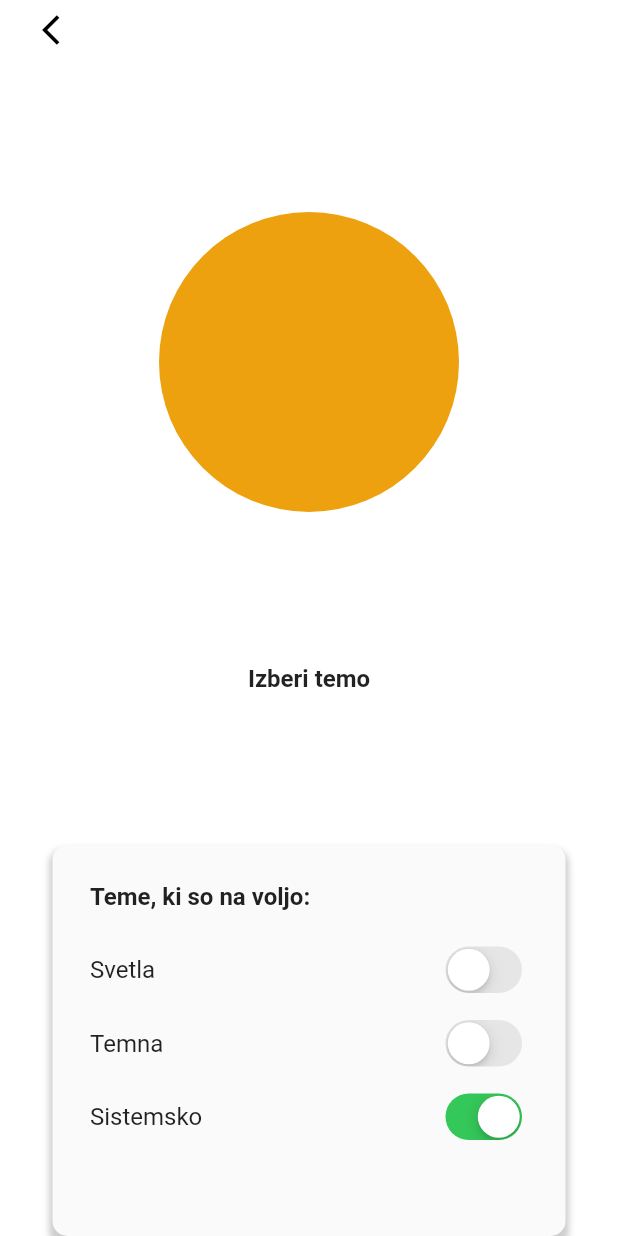
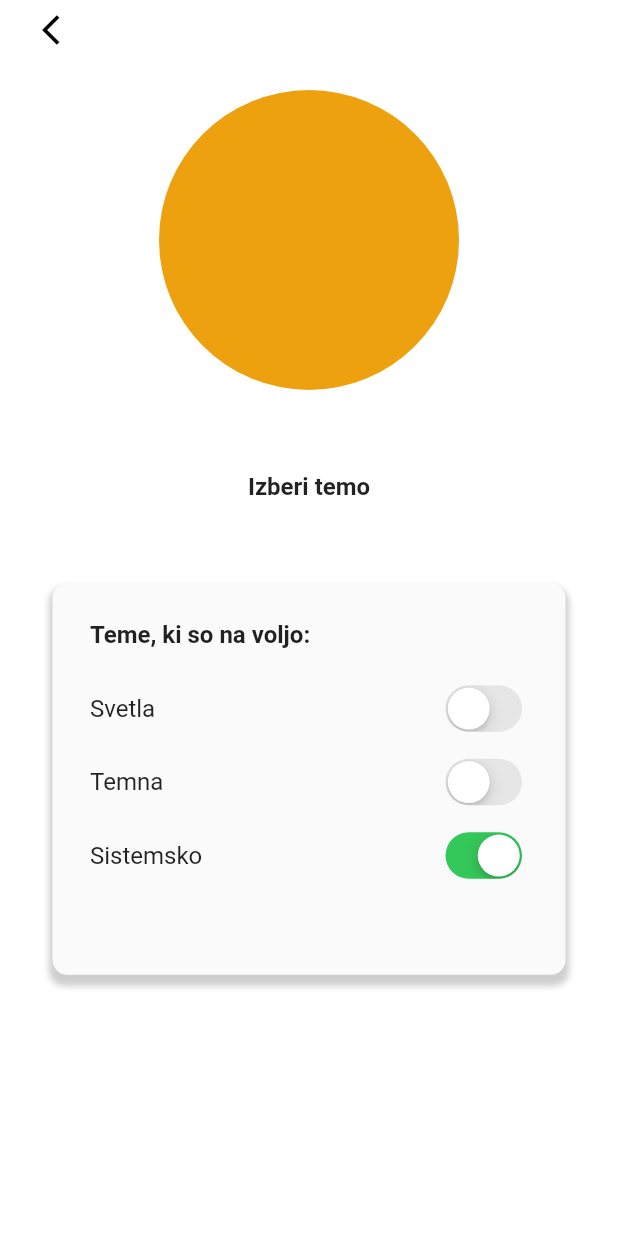
Before and after one commit to SCVApp/SCVAppFlutter, a Flutter app: the AppAppearance screen opened directly, on a phone screen of 412 x 824 dp. Run offline on Flutter 3.47's test engine with Material 2 defaults, Android fonts, the phone set to English and light mode, and no system bars; our stand-ins replace babstrap_settings_screen, cached_network_image, dots_indicator, flutter_linkify, get, introduction_screen and 7 more; missing offline and left inert: app_settings, dart:ffi, ff_navigation_bar, flutter_picker, flutter_web_auth, jwt_decode and 1 more; accounts and stored records are empty.

Commit message:
Update appAppearance.dart

```diff
--- a/lib/Nastavitve/appAppearance.dart
+++ b/lib/Nastavitve/appAppearance.dart
@@ -45,31 +45,37 @@ class _AppAppearanceState extends State<AppAppearance> {
 
   @override
   Widget build(BuildContext context) {
+    double spaceInView =
+        min(60, max(MediaQuery.of(context).size.height / 15, 20));
     return Scaffold(
       body: AnnotatedRegion<SystemUiOverlayStyle>(
           value: Theme.of(context).backgroundColor == Colors.black
               ? SystemUiOverlayStyle.light
               : SystemUiOverlayStyle.dark,
           child: SafeArea(
-            child: Center(
-                child: Column(
-              mainAxisAlignment: MainAxisAlignment.spaceBetween,
+            child: SingleChildScrollView(
+                child: Center(
+                    child: Column(
+              mainAxisAlignment: MainAxisAlignment.center,
               crossAxisAlignment: CrossAxisAlignment.center,
               children: [
                 backButton(context),
+                SizedBox(height: 20),
                 Get.isDarkMode
                     ? MoonIcon(Theme.of(context).scaffoldBackgroundColor,
                         size: min(200, MediaQuery.of(context).size.width * 0.5))
                     : SunIcon(
                         size:
                             min(200, MediaQuery.of(context).size.width * 0.5)),
+                SizedBox(height: spaceInView),
                 Text(
                   "Izberi temo",
                   style: TextStyle(fontWeight: FontWeight.bold, fontSize: 16),
                 ),
+                SizedBox(height: spaceInView),
                 ThemesSelector(context, appTheme, handleChanged, padding: 70),
               ],
-            )),
+            ))),
           )),
     );
   }
```
